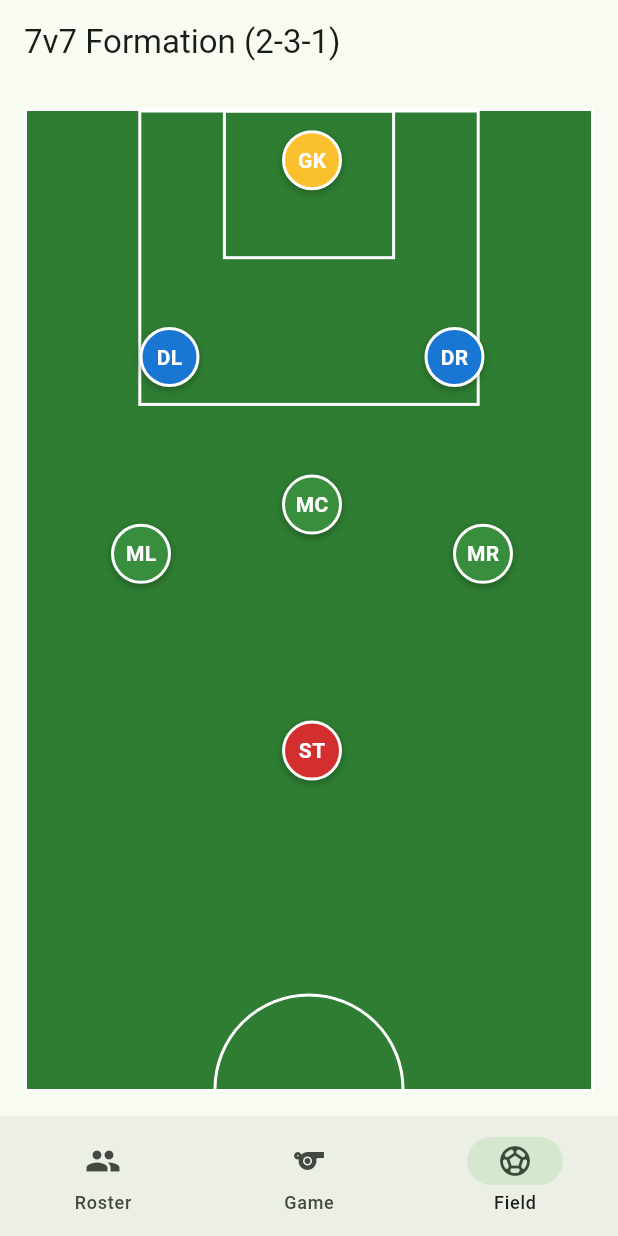
After one commit to etxnija/subsub, a Flutter app: the FieldScreen screen opened by its route, on a phone screen of 412 x 824 dp. The commit adds this screen. Run offline on Flutter 3.47's test engine with Material 3 defaults, Android fonts, the phone set to English and light mode, and no system bars; our stand-ins replace flutter_riverpod, go_router, sqflite; accounts and stored records are empty.

Commit message:
feat: added field view

```diff
--- a/lib/models/position.dart
+++ b/lib/models/position.dart
@@ -1,70 +1,127 @@
-enum PositionType { goalkeeper, defender, midfielder, forward }
+import 'package:flutter/material.dart';
 
+@immutable
 class Position {
-  final String id; // e.g., "GK", "D1", "D2", "M1", "M2", "M3", "F"
-  final PositionType type;
-  final double x; // Normalized position (0-1) for field layout
-  final double y; // Normalized position (0-1) for field layout
-  final String displayName;
+  final String id;
+  final String name;
+  final String abbreviation;
+  final String category; // e.g., "Forward", "Midfield", "Defense", "Goalkeeper"
+  final Offset defaultLocation; // Normalized position (0-1) for field layout
 
   const Position({
     required this.id,
-    required this.type,
-    required this.x,
-    required this.y,
-    required this.displayName,
+    required this.name,
+    required this.abbreviation,
+    required this.category,
+    required this.defaultLocation,
   });
 
-  // Predefined positions for 2-3-1 formation
-  static const List<Position> defaultFormation = [
+  // 7v7 positions with 2-3-1 formation
+  static const List<Position> standardPositions = [
+    // Goalkeeper
     Position(
-      id: 'GK',
-      type: PositionType.goalkeeper,
-      x: 0.5,
-      y: 0.1,
-      displayName: 'GK',
+      id: 'gk',
+      name: 'Goalkeeper',
+      abbreviation: 'GK',
+      category: 'Goalkeeper',
+      defaultLocation: Offset(0.5, 0.05),
+    ),
+    // Defenders (2)
+    Position(
+      id: 'dl',
+      name: 'Left Defender',
+      abbreviation: 'DL',
+      category: 'Defense',
+      defaultLocation: Offset(0.25, 0.25),
     ),
     Position(
-      id: 'D1',
-      type: PositionType.defender,
-      x: 0.3,
-      y: 0.3,
-      displayName: 'D',
+      id: 'dr',
+      name: 'Right Defender',
+      abbreviation: 'DR',
+      category: 'Defense',
+      defaultLocation: Offset(0.75, 0.25),
+    ),
+    // Midfielders (3)
+    Position(
+      id: 'ml',
+      name: 'Left Midfielder',
+      abbreviation: 'ML',
+      category: 'Midfield',
+      defaultLocation: Offset(0.2, 0.45),
     ),
     Position(
-      id: 'D2',
-      type: PositionType.defender,
-      x: 0.7,
-      y: 0.3,
-      displayName: 'D',
+      id: 'mc',
+      name: 'Center Midfielder',
+      abbreviation: 'MC',
+      category: 'Midfield',
+      defaultLocation: Offset(0.5, 0.4),
     ),
     Position(
-      id: 'M1',
-      type: PositionType.midfielder,
-      x: 0.2,
-      y: 0.5,
-      displayName: 'M',
+      id: 'mr',
+      name: 'Right Midfielder',
+      abbreviation: 'MR',
+      category: 'Midfield',
+      defaultLocation: Offset(0.8, 0.45),
     ),
+    // Forward (1)
     Position(
-      id: 'M2',
-      type: PositionType.midfielder,
-      x: 0.5,
-      y: 0.5,
-      displayName: 'M',
-    ),
-    Position(
-      id: 'M3',
-      type: PositionType.midfielder,
-      x: 0.8,
-      y: 0.5,
-      displayName: 'M',
-    ),
-    Position(
-      id: 'F',
-      type: PositionType.forward,
-      x: 0.5,
-      y: 0.7,
-      displayName: 'F',
+      id: 'st',
+      name: 'Striker',
+      abbreviation: 'ST',
+      category: 'Forward',
+      defaultLocation: Offset(0.5, 0.65),
     ),
   ];
+
+  // Helper method to get positions by category
+  static List<Position> getByCategory(String category) {
+    return standardPositions
+        .where((position) => position.category == category)
+        .toList();
+  }
+
+  // Helper method to get position by ID
+  static Position? getById(String id) {
+    try {
+      return standardPositions.firstWhere((position) => position.id == id);
+    } catch (_) {
+      return null;
+    }
+  }
+
+  Map<String, dynamic> toMap() {
+    return {
+      'id': id,
+      'name': name,
+      'abbreviation': abbreviation,
+      'category': category,
+    };
+  }
+
+  factory Position.fromMap(Map<String, dynamic> map) {
+    return Position(
+      id: map['id'] as String,
+      name: map['name'] as String,
+      abbreviation: map['abbreviation'] as String,
+      category: map['category'] as String,
+      defaultLocation: const Offset(0.5, 0.5), // Default center position
+    );
+  }
+
+  @override
+  bool operator ==(Object other) =>
+      identical(this, other) ||
+      other is Position &&
+          runtimeType == other.runtimeType &&
+          id == other.id &&
+          name == other.name &&
+          abbreviation == other.abbreviation &&
+          category == other.category;
+
+  @override
+  int get hashCode =>
+      id.hashCode ^ name.hashCode ^ abbreviation.hashCode ^ category.hashCode;
+
+  @override
+  String toString() => '$name ($abbreviation)';
 }
--- a/lib/router.dart
+++ b/lib/router.dart
@@ -3,6 +3,7 @@ import 'package:go_router/go_router.dart';
 import 'package:flutter_riverpod/flutter_riverpod.dart';
 import 'package:subsub/views/roster/roster_screen.dart';
 import 'package:subsub/screens/game_screen.dart';
+import 'package:subsub/screens/field_screen.dart';
 
 final routerProvider = Provider<GoRouter>((ref) {
   return GoRouter(
@@ -22,6 +23,10 @@ final routerProvider = Provider<GoRouter>((ref) {
                   icon: Icon(Icons.sports),
                   label: 'Game',
                 ),
+                NavigationDestination(
+                  icon: Icon(Icons.sports_soccer),
+                  label: 'Field',
+                ),
               ],
               selectedIndex: _calculateSelectedIndex(state),
               onDestinationSelected: (index) {
@@ -31,6 +36,9 @@ final routerProvider = Provider<GoRouter>((ref) {
                     break;
                   case 1:
                     context.go('/game');
+                    break;
+                  case 2:
+                    context.go('/field');
                     break;
                 }
               },
@@ -46,6 +54,10 @@ final routerProvider = Provider<GoRouter>((ref) {
             path: '/game',
             builder: (context, state) => const GameScreen(),
           ),
+          GoRoute(
+            path: '/field',
+            builder: (context, state) => const FieldScreen(),
+          ),
         ],
       ),
     ],
@@ -56,5 +68,6 @@ int _calculateSelectedIndex(GoRouterState state) {
   final location = state.uri.path;
   if (location == '/') return 0;
   if (location == '/game') return 1;
+  if (location == '/field') return 2;
   return 0;
 }
--- /dev/null
+++ b/lib/screens/field_screen.dart
@@ -0,0 +1,149 @@
+import 'package:flutter/material.dart';
+import 'package:flutter_riverpod/flutter_riverpod.dart';
+import 'package:subsub/models/position.dart';
+
+class FieldScreen extends ConsumerWidget {
+  const FieldScreen({super.key});
+
+  @override
+  Widget build(BuildContext context, WidgetRef ref) {
+    return Scaffold(
+      appBar: AppBar(
+        title: const Text('7v7 Formation (2-3-1)'),
+      ),
+      body: _buildField(),
+    );
+  }
+
+  Widget _buildField() {
+    return LayoutBuilder(
+      builder: (context, constraints) {
+        return Container(
+          margin: const EdgeInsets.all(16),
+          decoration: BoxDecoration(
+            color: Colors.green[800],
+            border: Border.all(color: Colors.white, width: 2),
+          ),
+          child: CustomPaint(
+            painter: HalfFieldPainter(),
+            child: Stack(
+              children: Position.standardPositions.map((position) {
+                return _buildPositionMarker(
+                  position,
+                  constraints.maxWidth - 32, // Account for margin
+                  constraints.maxHeight - 32,
+                );
+              }).toList(),
+            ),
+          ),
+        );
+      },
+    );
+  }
+
+  Widget _buildPositionMarker(Position position, double width, double height) {
+    const markerSize = 40.0;
+    return Positioned(
+      // Subtract half the marker size to center it on the position
+      left: (position.defaultLocation.dx * width) - (markerSize / 2),
+      top: (position.defaultLocation.dy * height) - (markerSize / 2),
+      child: Container(
+        width: markerSize,
+        height: markerSize,
+        decoration: BoxDecoration(
+          color: _getColorForCategory(position.category),
+          shape: BoxShape.circle,
+          border: Border.all(color: Colors.white, width: 2),
+          boxShadow: [
+            BoxShadow(
+              color: Colors.black.withOpacity(0.2),
+              spreadRadius: 1,
+              blurRadius: 3,
+              offset: const Offset(0, 2),
+            ),
+          ],
+        ),
+        child: Center(
+          child: Text(
+            position.abbreviation,
+            style: const TextStyle(
+              color: Colors.white,
+              fontWeight: FontWeight.bold,
+              fontSize: 14,
+            ),
+          ),
+        ),
+      ),
+    );
+  }
+
+  Color _getColorForCategory(String category) {
+    switch (category) {
+      case 'Goalkeeper':
+        return Colors.yellow[700]!;
+      case 'Defense':
+        return Colors.blue[700]!;
+      case 'Midfield':
+        return Colors.green[700]!;
+      case 'Forward':
+        return Colors.red[700]!;
+      default:
+        return Colors.grey;
+    }
+  }
+}
+
+class HalfFieldPainter extends CustomPainter {
+  @override
+  void paint(Canvas canvas, Size size) {
+    final paint = Paint()
+      ..color = Colors.white
+      ..style = PaintingStyle.stroke
+      ..strokeWidth = 2;
+
+    // Center circle (half)
+    final centerY = size.height;
+    final radius = size.width / 6;
+    canvas.drawArc(
+      Rect.fromCircle(
+        center: Offset(size.width / 2, centerY),
+        radius: radius,
+      ),
+      3.14159, // PI
+      3.14159, // PI
+      false,
+      paint,
+    );
+
+    // Penalty area
+    final penaltyAreaWidth = size.width * 0.6;
+    final penaltyAreaHeight = size.height * 0.3;
+
+    canvas.drawRect(
+      Rect.fromLTWH(
+        (size.width - penaltyAreaWidth) / 2,
+        0,
+        penaltyAreaWidth,
+        penaltyAreaHeight,
+      ),
+      paint,
+    );
+
+    // Goal area
+    final goalAreaWidth = size.width * 0.3;
+    final goalAreaHeight = size.height * 0.15;
+
+    canvas.drawRect(
+      Rect.fromLTWH(
+        (size.width - goalAreaWidth) / 2,
+        0,
+        goalAreaWidth,
+        goalAreaHeight,
+      ),
+      paint,
+    );
+  }
+
+  @override
+  bool shouldRepaint(covariant CustomPainter oldDelegate) => false;
+}
```
